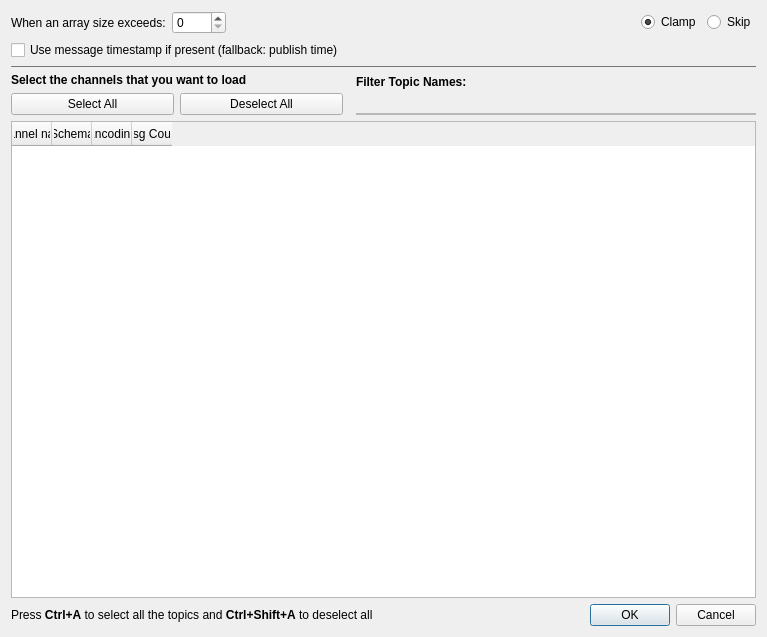
Before: the Qt Designer form data_load_mcap/dialog_mcap.ui in PlotJuggler/pj-official-plugins, drawn with Qt 5.
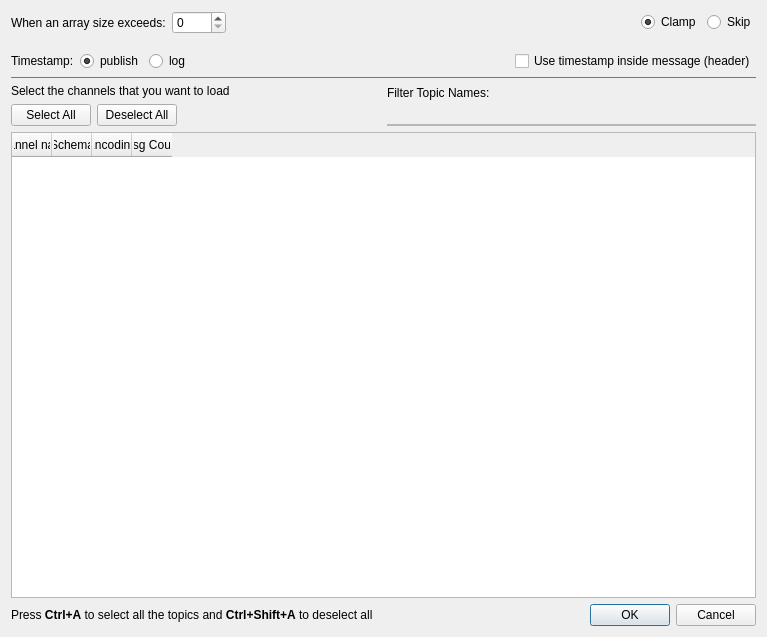
After: the same form once the commit is applied.

Commit message: fix(data_load_mcap): finish mcap update wiring

```diff
--- a/data_load_mcap/dialog_mcap.ui
+++ b/data_load_mcap/dialog_mcap.ui
@@ -26,7 +26,7 @@
      <item>
       <widget class="QSpinBox" name="spinBox">
        <property name="focusPolicy">
-        <enum>Qt::ClickFocus</enum>
+        <enum>Qt::FocusPolicy::ClickFocus</enum>
        </property>
        <property name="minimum">
         <number>0</number>
@@ -39,7 +39,7 @@
      <item>
       <spacer name="horizontalSpacer">
        <property name="orientation">
-        <enum>Qt::Horizontal</enum>
+        <enum>Qt::Orientation::Horizontal</enum>
        </property>
        <property name="sizeHint" stdset="0">
         <size>
@@ -57,6 +57,9 @@
        <property name="checked">
         <bool>true</bool>
        </property>
+       <attribute name="buttonGroup">
+        <string notr="true">buttonGroupArrayPolicy</string>
+       </attribute>
       </widget>
      </item>
      <item>
@@ -64,16 +67,72 @@
        <property name="text">
         <string>Skip</string>
        </property>
+       <attribute name="buttonGroup">
+        <string notr="true">buttonGroupArrayPolicy</string>
+       </attribute>
       </widget>
      </item>
     </layout>
    </item>
    <item>
-    <widget class="QCheckBox" name="checkBoxUseTimestamp">
-     <property name="text">
-      <string>Use message timestamp if present (fallback: publish time)</string>
+    <layout class="QHBoxLayout" name="horizontalLayout_2">
+     <property name="leftMargin">
+      <number>0</number>
      </property>
-    </widget>
+     <property name="topMargin">
+      <number>11</number>
+     </property>
+     <item>
+      <widget class="QLabel" name="label_3">
+       <property name="text">
+        <string>Timestamp:</string>
+       </property>
+      </widget>
+     </item>
+     <item>
+      <widget class="QRadioButton" name="radioPublishTime">
+       <property name="text">
+        <string>publish</string>
+       </property>
+       <property name="checked">
+        <bool>true</bool>
+       </property>
+       <attribute name="buttonGroup">
+        <string notr="true">buttonGroupTimestamp</string>
+       </attribute>
+      </widget>
+     </item>
+     <item>
+      <widget class="QRadioButton" name="radioLogTime">
+       <property name="text">
+        <string>log</string>
+       </property>
+       <attribute name="buttonGroup">
+        <string notr="true">buttonGroupTimestamp</string>
+       </attribute>
+      </widget>
+     </item>
+     <item>
+      <spacer name="horizontalSpacer_2">
+       <property name="orientation">
+        <enum>Qt::Orientation::Horizontal</enum>
+       </property>
+       <property name="sizeHint" stdset="0">
+        <size>
+         <width>40</width>
+         <height>20</height>
+        </size>
+       </property>
+      </spacer>
+     </item>
+     <item>
+      <widget class="QCheckBox" name="checkBoxUseTimestamp">
+       <property name="text">
+        <string>Use timestamp inside message (header)</string>
+       </property>
+      </widget>
+     </item>
+    </layout>
    </item>
    <item>
     <widget class="QFrame" name="line">
@@ -93,7 +152,7 @@
       <string notr="true">background-color: palette(shadow);</string>
      </property>
      <property name="frameShape">
-      <enum>QFrame::NoFrame</enum>
+      <enum>QFrame::Shape::NoFrame</enum>
      </property>
     </widget>
    </item>
@@ -105,8 +164,7 @@
         <widget class="QLabel" name="label">
          <property name="font">
           <font>
-           <weight>75</weight>
-           <bold>true</bold>
+           <fontweight>DemiBold</fontweight>
           </font>
          </property>
          <property name="text">
@@ -133,7 +191,13 @@
          <item>
           <spacer name="selectButtonsSpacer">
            <property name="orientation">
-            <enum>Qt::Horizontal</enum>
+            <enum>Qt::Orientation::Horizontal</enum>
+           </property>
+           <property name="sizeHint" stdset="0">
+            <size>
+             <width>0</width>
+             <height>0</height>
+            </size>
            </property>
           </spacer>
          </item>
@@ -147,8 +211,7 @@
         <widget class="QLabel" name="labelFilter">
          <property name="font">
           <font>
-           <weight>75</weight>
-           <bold>true</bold>
+           <fontweight>DemiBold</fontweight>
           </font>
          </property>
          <property name="text">
@@ -175,7 +238,7 @@
   border-bottom: 2px solid palette(highlight);
 }</string>
          </property>
-<property name="clearButtonEnabled">
+         <property name="clearButtonEnabled">
           <bool>true</bool>
          </property>
         </widget>
@@ -190,13 +253,13 @@
       <string>QHeaderView::section { height: 24px; }</string>
      </property>
      <property name="editTriggers">
-      <set>QAbstractItemView::NoEditTriggers</set>
+      <set>QAbstractItemView::EditTrigger::NoEditTriggers</set>
      </property>
      <property name="selectionMode">
-      <enum>QAbstractItemView::MultiSelection</enum>
+      <enum>QAbstractItemView::SelectionMode::MultiSelection</enum>
      </property>
      <property name="selectionBehavior">
-      <enum>QAbstractItemView::SelectRows</enum>
+      <enum>QAbstractItemView::SelectionBehavior::SelectRows</enum>
      </property>
      <property name="sortingEnabled">
       <bool>true</bool>
@@ -204,27 +267,15 @@
      <property name="columnCount">
       <number>4</number>
      </property>
+     <attribute name="horizontalHeaderMinimumSectionSize">
+      <number>40</number>
+     </attribute>
+     <attribute name="horizontalHeaderDefaultSectionSize">
+      <number>40</number>
+     </attribute>
      <attribute name="horizontalHeaderHighlightSections">
       <bool>false</bool>
      </attribute>
-     <attribute name="horizontalHeaderMinimumSectionSize">
-      <number>40</number>
-     </attribute>
-     <attribute name="horizontalHeaderDefaultSectionSize">
-      <number>24</number>
-     </attribute>
-     <attribute name="horizontalHeaderStretchLastSection">
-      <bool>false</bool>
-     </attribute>
-     <property name="styleSheet">
-      <string>QHeaderView::section { height: 24px; }</string>
-     </property>
-     <attribute name="horizontalHeaderMinimumSectionSize">
-      <number>40</number>
-     </attribute>
-     <attribute name="horizontalHeaderDefaultSectionSize">
-      <number>24</number>
-     </attribute>
      <attribute name="horizontalHeaderStretchLastSection">
       <bool>false</bool>
      </attribute>
@@ -253,7 +304,6 @@
      </column>
     </widget>
    </item>
-
    <item>
     <layout class="QHBoxLayout" name="bottomBar">
      <item>
@@ -271,10 +321,10 @@
      <item>
       <widget class="QDialogButtonBox" name="buttonBox">
        <property name="orientation">
-        <enum>Qt::Horizontal</enum>
+        <enum>Qt::Orientation::Horizontal</enum>
        </property>
        <property name="standardButtons">
-        <set>QDialogButtonBox::Cancel|QDialogButtonBox::Ok</set>
+        <set>QDialogButtonBox::StandardButton::Cancel|QDialogButtonBox::StandardButton::Ok</set>
        </property>
       </widget>
      </item>
```
Left out of the diff: 3 changed lines with no effect on the pictures. The commit also changes 5 other files.
